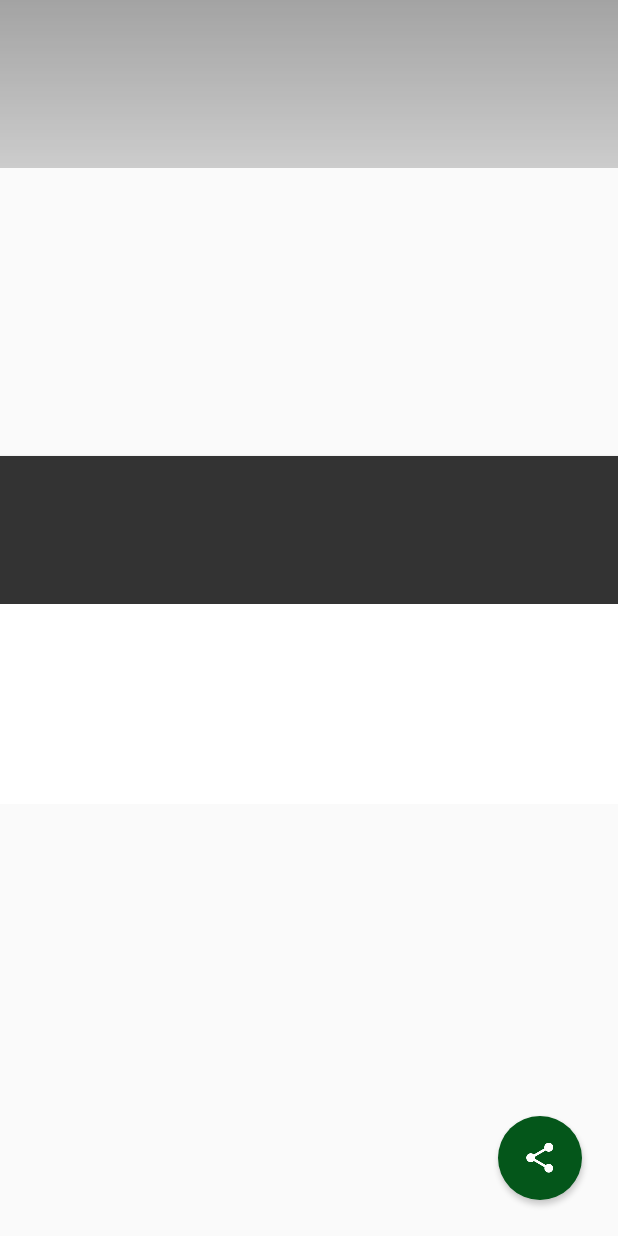
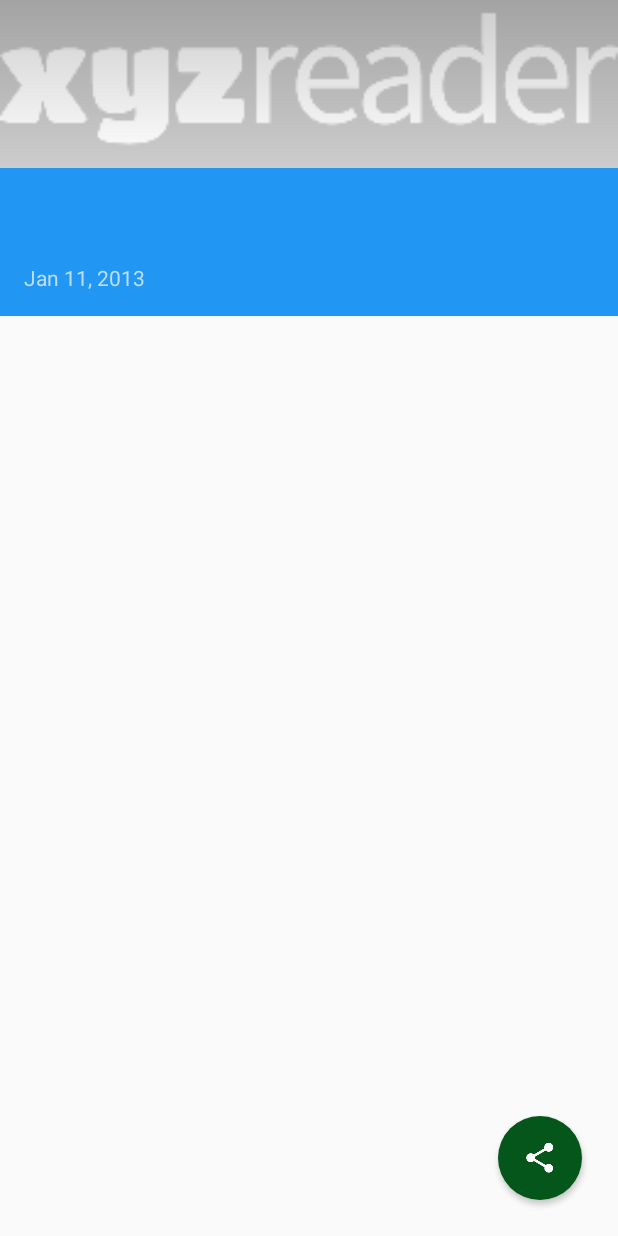
Before and after one commit to BenGoBlue05/xyzreader, an Android app: the layout fragment_article_detail.xml on its own in the app's theme, with its tools: preview values and no code run, on a phone screen of 412 x 824 dp. Run offline under Robolectric (Android 15) with nearby library versions, the phone set to English and light mode, and no system bars.

Commit message:
fix detail layout

```diff
--- a/XYZReader/src/main/java/com/example/xyzreader/ui/ArticleDetailActivity.java
+++ b/XYZReader/src/main/java/com/example/xyzreader/ui/ArticleDetailActivity.java
@@ -1,5 +1,6 @@
 package com.example.xyzreader.ui;
 
+import android.annotation.TargetApi;
 import android.app.Fragment;
 import android.app.FragmentManager;
 import android.app.LoaderManager;
@@ -71,7 +72,9 @@ public class ArticleDetailActivity extends ActionBarActivity
                 if (mCursor != null) {
                     mCursor.moveToPosition(position);
                 }
-                mSelectedItemId = mCursor.getLong(ArticleLoader.Query._ID);
+                if (mCursor != null) {
+                    mSelectedItemId = mCursor.getLong(ArticleLoader.Query._ID);
+                }
                 updateUpButtonPosition();
             }
         });
@@ -88,6 +91,7 @@ public class ArticleDetailActivity extends ActionBarActivity
 
         if (Build.VERSION.SDK_INT >= Build.VERSION_CODES.LOLLIPOP) {
             mUpButtonContainer.setOnApplyWindowInsetsListener(new View.OnApplyWindowInsetsListener() {
+                @TargetApi(Build.VERSION_CODES.KITKAT_WATCH)
                 @Override
                 public WindowInsets onApplyWindowInsets(View view, WindowInsets windowInsets) {
                     view.onApplyWindowInsets(windowInsets);
--- a/XYZReader/src/main/java/com/example/xyzreader/ui/ArticleDetailFragment.java
+++ b/XYZReader/src/main/java/com/example/xyzreader/ui/ArticleDetailFragment.java
@@ -206,8 +206,6 @@ public class ArticleDetailFragment extends Fragment implements
                                 Palette p = Palette.generate(bitmap, 12);
                                 mMutedColor = p.getDarkMutedColor(0xFF333333);
                                 mPhotoView.setImageBitmap(imageContainer.getBitmap());
-                                mRootView.findViewById(R.id.meta_bar)
-                                        .setBackgroundColor(mMutedColor);
                                 updateStatusBar();
                             }
                         }
--- a/XYZReader/src/main/res/layout/fragment_article_detail.xml
+++ b/XYZReader/src/main/res/layout/fragment_article_detail.xml
@@ -1,5 +1,6 @@
 <com.example.xyzreader.ui.DrawInsetsFrameLayout xmlns:android="http://schemas.android.com/apk/res/android"
     xmlns:app="http://schemas.android.com/apk/res-auto"
+    xmlns:tools="http://schemas.android.com/tools"
     android:id="@+id/draw_insets_frame_layout"
     android:layout_width="match_parent"
     android:layout_height="match_parent">
@@ -7,11 +8,14 @@
     <com.example.xyzreader.ui.ObservableScrollView
         android:id="@+id/scrollview"
         android:layout_width="match_parent"
-        android:layout_height="match_parent">
+        android:layout_height="match_parent"
+        android:fitsSystemWindows="true">
 
-        <FrameLayout
+        <LinearLayout
             android:layout_width="match_parent"
-            android:layout_height="wrap_content">
+            android:layout_height="wrap_content"
+            android:fitsSystemWindows="true"
+            android:orientation="vertical">
 
             <FrameLayout
                 android:id="@+id/photo_container"
@@ -21,9 +25,12 @@
                 <!--suppress AndroidLintContentDescription -->
                 <ImageView
                     android:id="@+id/photo"
-                    android:layout_width="100dp"
-                    android:layout_height="100dp"
-                     />
+                    android:layout_width="match_parent"
+                    android:layout_height="match_parent"
+                    android:scaleType="centerCrop"
+                    android:fitsSystemWindows="true"
+                    tools:src="@drawable/logo"
+                    />
 
                 <View
                     android:layout_width="match_parent"
@@ -38,15 +45,13 @@
                 android:layout_height="wrap_content"
                 android:layout_gravity="center_horizontal"
                 android:maxWidth="@dimen/detail_card_max_width"
-                android:background="#fff"
-                android:elevation="2dp"
-                android:layout_marginTop="@dimen/detail_card_top_margin">
+                android:elevation="2dp">
 
                 <LinearLayout
                     android:id="@+id/meta_bar"
                     android:layout_width="match_parent"
                     android:layout_height="wrap_content"
-                    android:background="#333"
+                    android:background="@color/primary"
                     android:layout_gravity="bottom"
                     android:orientation="vertical"
                     android:paddingLeft="@dimen/detail_inner_horiz_margin"
@@ -72,7 +77,8 @@
                         style="?android:attr/textAppearanceSmall"
                         android:layout_width="wrap_content"
                         android:layout_height="wrap_content"
-                        android:textColor="#8fff" />
+                        android:textColor="@color/primary_light"
+                        tools:text="Jan 11, 2013"/>
                 </LinearLayout>
 
                 <TextView
@@ -83,13 +89,13 @@
                     android:layout_marginLeft="@dimen/detail_inner_horiz_margin"
                     android:layout_marginRight="@dimen/detail_inner_horiz_margin"
                     android:paddingBottom="@dimen/detail_body_bottom_margin"
-                    android:textColor="@color/ltgray"
+                    android:textColor="@color/primary_text"
                     android:textColorLink="@color/theme_accent"
                     android:textSize="@dimen/detail_body_text_size"
                     android:lineSpacingMultiplier="@fraction/detail_body_line_spacing_multiplier" />
 
             </com.example.xyzreader.ui.MaxWidthLinearLayout>
-        </FrameLayout>
+        </LinearLayout>
     </com.example.xyzreader.ui.ObservableScrollView>
 
     <ImageButton android:id="@+id/share_fab"
--- a/XYZReader/src/main/res/values/dimens.xml
+++ b/XYZReader/src/main/res/values/dimens.xml
@@ -1,7 +1,7 @@
 <resources>
     <!-- detail -->
     <dimen name="detail_title_text_size">32sp</dimen>
-    <dimen name="detail_body_text_size">22sp</dimen>
+    <dimen name="detail_body_text_size">20sp</dimen>
     <item name="detail_body_line_spacing_multiplier" format="float" type="fraction">1.25</item>
 
     <dimen name="fab_elevation">2dp</dimen>
```
Also changed, not shown: 60 other files.
